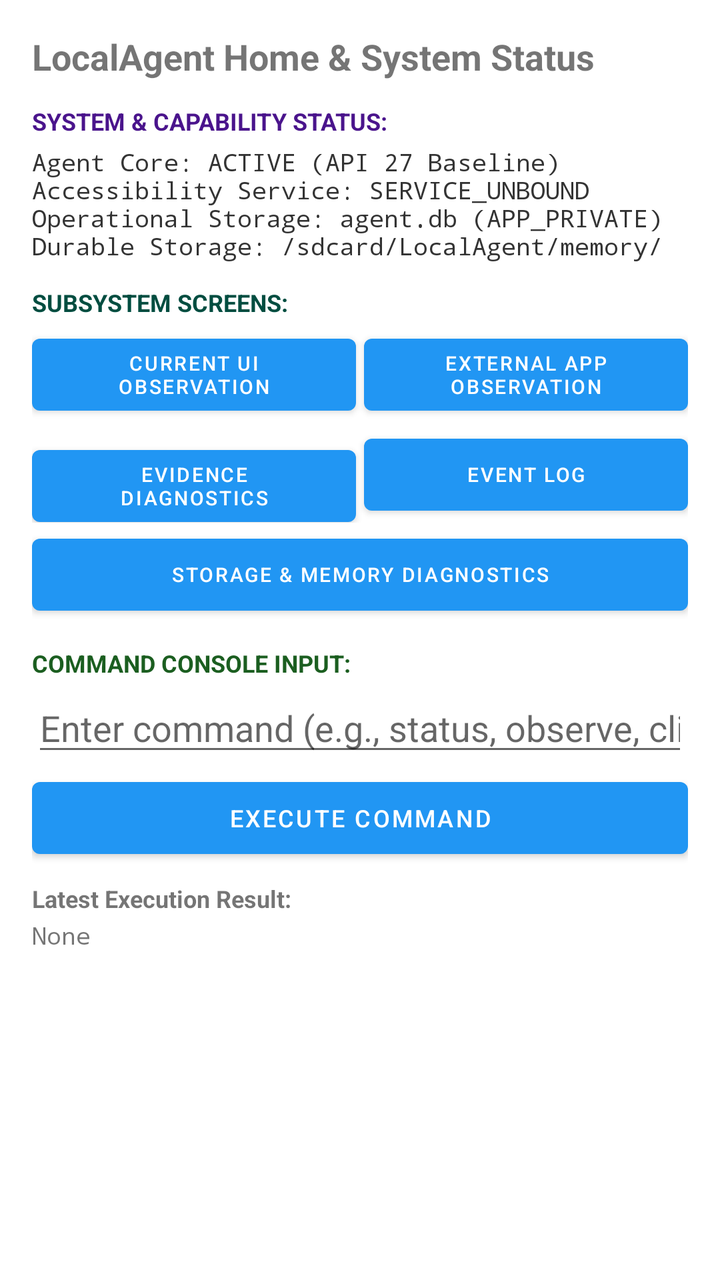
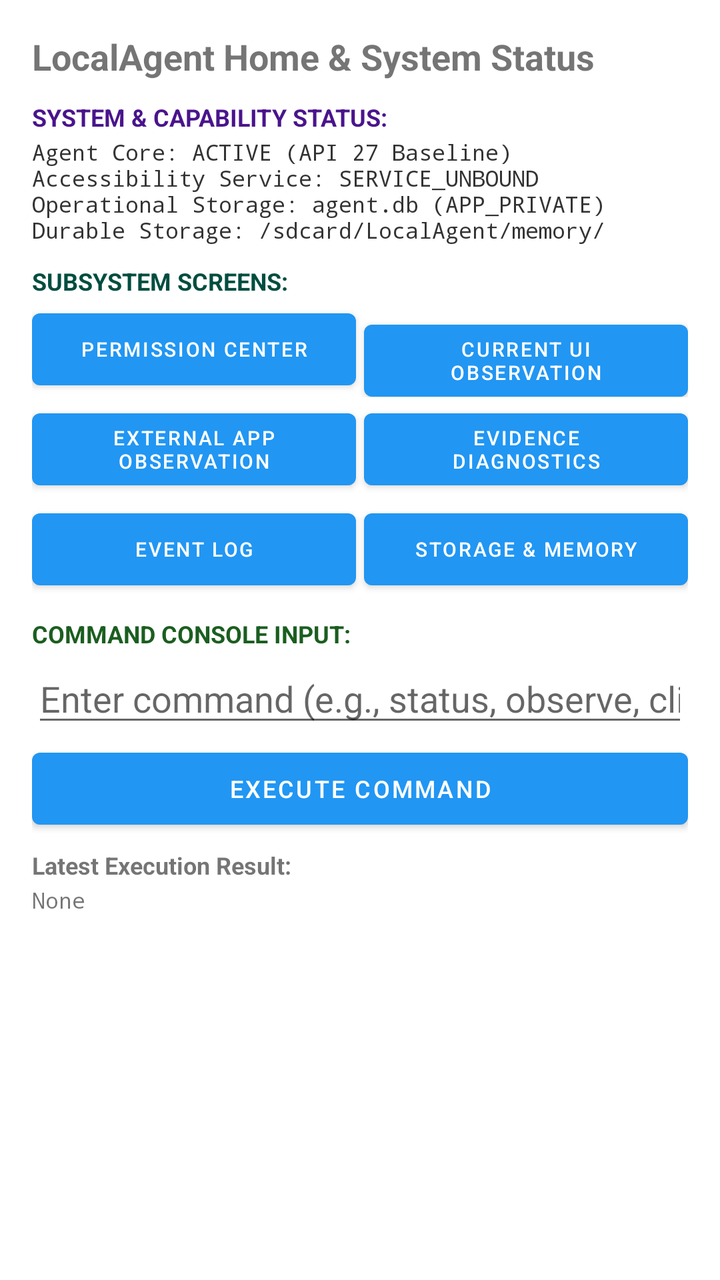

An Android layout rendered at two revisions. The XML below is the earlier revision; the diff shows what the commit changed to produce the second picture.
<!-- AndroidManifest.xml: application theme Theme.LocalAgent -->
<!-- res/layout/activity_main.xml -->
<?xml version="1.0" encoding="utf-8"?>
<LinearLayout xmlns:android="http://schemas.android.com/apk/res/android"
    android:layout_width="match_parent"
    android:layout_height="match_parent"
    android:orientation="vertical"
    android:padding="16dp">

    <TextView
        android:id="@+id/tvTitle"
        android:layout_width="match_parent"
        android:layout_height="wrap_content"
        android:text="LocalAgent Home &amp; System Status"
        android:textSize="18sp"
        android:textStyle="bold" />

    <TextView
        android:id="@+id/tvAgentStatusHeader"
        android:layout_width="match_parent"
        android:layout_height="wrap_content"
        android:layout_marginTop="12dp"
        android:text="SYSTEM &amp; CAPABILITY STATUS:"
        android:textSize="12sp"
        android:textStyle="bold"
        android:textColor="#4A148C" />

    <TextView
        android:id="@+id/tvSystemStatusSummary"
        android:layout_width="match_parent"
        android:layout_height="wrap_content"
        android:layout_marginTop="4dp"
        android:text="Agent Core: ACTIVE (API 27 Baseline)\nAccessibility Service: SERVICE_UNBOUND\nOperational Storage: agent.db (APP_PRIVATE)\nDurable Storage: /sdcard/LocalAgent/memory/"
        android:textSize="12sp"
        android:fontFamily="monospace"
        android:textColor="#333333" />

    <TextView
        android:id="@+id/tvNavigationHeader"
        android:layout_width="match_parent"
        android:layout_height="wrap_content"
        android:layout_marginTop="12dp"
        android:text="SUBSYSTEM SCREENS:"
        android:textSize="12sp"
        android:textStyle="bold"
        android:textColor="#004D40" />

    <LinearLayout
        android:layout_width="match_parent"
        android:layout_height="wrap_content"
        android:layout_marginTop="4dp"
        android:orientation="horizontal">

        <Button
            android:id="@+id/btnOpenCurrentObservationScreen"
            android:layout_width="0dp"
            android:layout_height="wrap_content"
            android:layout_weight="1"
            android:text="Current UI Observation"
            android:textSize="10sp" />

        <Button
            android:id="@+id/btnOpenExternalObservationScreen"
            android:layout_width="0dp"
            android:layout_height="wrap_content"
            android:layout_weight="1"
            android:layout_marginStart="4dp"
            android:text="External App Observation"
            android:textSize="10sp" />
    </LinearLayout>

    <LinearLayout
        android:layout_width="match_parent"
        android:layout_height="wrap_content"
        android:layout_marginTop="2dp"
        android:orientation="horizontal">

        <Button
            android:id="@+id/btnOpenEvidenceScreen"
            android:layout_width="0dp"
            android:layout_height="wrap_content"
            android:layout_weight="1"
            android:text="Evidence Diagnostics"
            android:textSize="10sp" />

        <Button
            android:id="@+id/btnOpenEventLogScreen"
            android:layout_width="0dp"
            android:layout_height="wrap_content"
            android:layout_weight="1"
            android:layout_marginStart="4dp"
            android:text="Event Log"
            android:textSize="10sp" />
    </LinearLayout>

    <Button
        android:id="@+id/btnOpenStorageDiagnosticsScreen"
        android:layout_width="match_parent"
        android:layout_height="wrap_content"
        android:layout_marginTop="2dp"
        android:text="Storage &amp; Memory Diagnostics"
        android:textSize="10sp" />

    <TextView
        android:id="@+id/tvCommandHeader"
        android:layout_width="match_parent"
        android:layout_height="wrap_content"
        android:layout_marginTop="12dp"
        android:text="COMMAND CONSOLE INPUT:"
        android:textSize="12sp"
        android:textStyle="bold"
        android:textColor="#1B5E20" />

    <EditText
        android:id="@+id/etCommandInput"
        android:layout_width="match_parent"
        android:layout_height="wrap_content"
        android:layout_marginTop="2dp"
        android:hint="Enter command (e.g., status, observe, click 7)"
        android:inputType="text" />

    <Button
        android:id="@+id/btnExecute"
        android:layout_width="match_parent"
        android:layout_height="wrap_content"
        android:layout_marginTop="2dp"
        android:text="Execute Command"
        android:textSize="12sp" />

    <TextView
        android:id="@+id/tvLatestResultHeader"
        android:layout_width="match_parent"
        android:layout_height="wrap_content"
        android:layout_marginTop="8dp"
        android:text="Latest Execution Result:"
        android:textStyle="bold"
        android:textSize="12sp" />

    <TextView
        android:id="@+id/tvLatestResult"
        android:layout_width="match_parent"
        android:layout_height="wrap_content"
        android:layout_marginTop="2dp"
        android:text="None"
        android:textSize="12sp"
        android:fontFamily="monospace" />

</LinearLayout>
<!-- resources referenced by this layout -->
<resources>
  <style name="Theme.LocalAgent" parent="Theme.MaterialComponents.DayNight.DarkActionBar">
          <item name="colorPrimary">#2196F3</item>
          <item name="colorPrimaryVariant">#1976D2</item>
          <item name="colorOnPrimary">#FFFFFF</item>
          <item name="colorSecondary">#03DAC6</item>
          <item name="colorSecondaryVariant">#018786</item>
          <item name="colorOnSecondary">#000000</item>
      </style>
</resources>

<!-- the commit's change to res/layout/activity_main.xml (unified diff, before → after) -->
@@ -17,7 +17,7 @@
         android:id="@+id/tvAgentStatusHeader"
         android:layout_width="match_parent"
         android:layout_height="wrap_content"
-        android:layout_marginTop="12dp"
+        android:layout_marginTop="10dp"
         android:text="SYSTEM &amp; CAPABILITY STATUS:"
         android:textSize="12sp"
         android:textStyle="bold"
@@ -27,9 +27,9 @@
         android:id="@+id/tvSystemStatusSummary"
         android:layout_width="match_parent"
         android:layout_height="wrap_content"
-        android:layout_marginTop="4dp"
+        android:layout_marginTop="2dp"
         android:text="Agent Core: ACTIVE (API 27 Baseline)\nAccessibility Service: SERVICE_UNBOUND\nOperational Storage: agent.db (APP_PRIVATE)\nDurable Storage: /sdcard/LocalAgent/memory/"
-        android:textSize="12sp"
+        android:textSize="11sp"
         android:fontFamily="monospace"
         android:textColor="#333333" />
 
@@ -37,7 +37,7 @@
         android:id="@+id/tvNavigationHeader"
         android:layout_width="match_parent"
         android:layout_height="wrap_content"
-        android:layout_marginTop="12dp"
+        android:layout_marginTop="10dp"
         android:text="SUBSYSTEM SCREENS:"
         android:textSize="12sp"
         android:textStyle="bold"
@@ -46,24 +46,24 @@
     <LinearLayout
         android:layout_width="match_parent"
         android:layout_height="wrap_content"
-        android:layout_marginTop="4dp"
+        android:layout_marginTop="2dp"
         android:orientation="horizontal">
+
+        <Button
+            android:id="@+id/btnOpenPermissionCenterScreen"
+            android:layout_width="0dp"
+            android:layout_height="wrap_content"
+            android:layout_weight="1"
+            android:text="Permission Center"
+            android:textSize="10sp" />
 
         <Button
             android:id="@+id/btnOpenCurrentObservationScreen"
             android:layout_width="0dp"
             android:layout_height="wrap_content"
             android:layout_weight="1"
+            android:layout_marginStart="4dp"
             android:text="Current UI Observation"
-            android:textSize="10sp" />
-
-        <Button
-            android:id="@+id/btnOpenExternalObservationScreen"
-            android:layout_width="0dp"
-            android:layout_height="wrap_content"
-            android:layout_weight="1"
-            android:layout_marginStart="4dp"
-            android:text="External App Observation"
             android:textSize="10sp" />
     </LinearLayout>
 
@@ -74,36 +74,52 @@
         android:orientation="horizontal">
 
         <Button
+            android:id="@+id/btnOpenExternalObservationScreen"
+            android:layout_width="0dp"
+            android:layout_height="wrap_content"
+            android:layout_weight="1"
+            android:text="External App Observation"
+            android:textSize="10sp" />
+
+        <Button
             android:id="@+id/btnOpenEvidenceScreen"
             android:layout_width="0dp"
             android:layout_height="wrap_content"
             android:layout_weight="1"
+            android:layout_marginStart="4dp"
             android:text="Evidence Diagnostics"
             android:textSize="10sp" />
+    </LinearLayout>
+
+    <LinearLayout
+        android:layout_width="match_parent"
+        android:layout_height="wrap_content"
+        android:layout_marginTop="2dp"
+        android:orientation="horizontal">
 
         <Button
             android:id="@+id/btnOpenEventLogScreen"
             android:layout_width="0dp"
             android:layout_height="wrap_content"
             android:layout_weight="1"
-            android:layout_marginStart="4dp"
             android:text="Event Log"
             android:textSize="10sp" />
+
+        <Button
+            android:id="@+id/btnOpenStorageDiagnosticsScreen"
+            android:layout_width="0dp"
+            android:layout_height="wrap_content"
+            android:layout_weight="1"
+            android:layout_marginStart="4dp"
+            android:text="Storage &amp; Memory"
+            android:textSize="10sp" />
     </LinearLayout>
-
-    <Button
-        android:id="@+id/btnOpenStorageDiagnosticsScreen"
-        android:layout_width="match_parent"
-        android:layout_height="wrap_content"
-        android:layout_marginTop="2dp"
-        android:text="Storage &amp; Memory Diagnostics"
-        android:textSize="10sp" />
 
     <TextView
         android:id="@+id/tvCommandHeader"
         android:layout_width="match_parent"
         android:layout_height="wrap_content"
-        android:layout_marginTop="12dp"
+        android:layout_marginTop="10dp"
         android:text="COMMAND CONSOLE INPUT:"
         android:textSize="12sp"
         android:textStyle="bold"
@@ -129,7 +145,7 @@
         android:id="@+id/tvLatestResultHeader"
         android:layout_width="match_parent"
         android:layout_height="wrap_content"
-        android:layout_marginTop="8dp"
+        android:layout_marginTop="6dp"
         android:text="Latest Execution Result:"
         android:textStyle="bold"
         android:textSize="12sp" />
@@ -140,7 +156,7 @@
         android:layout_height="wrap_content"
         android:layout_marginTop="2dp"
         android:text="None"
-        android:textSize="12sp"
+        android:textSize="11sp"
         android:fontFamily="monospace" />
 
 </LinearLayout>
